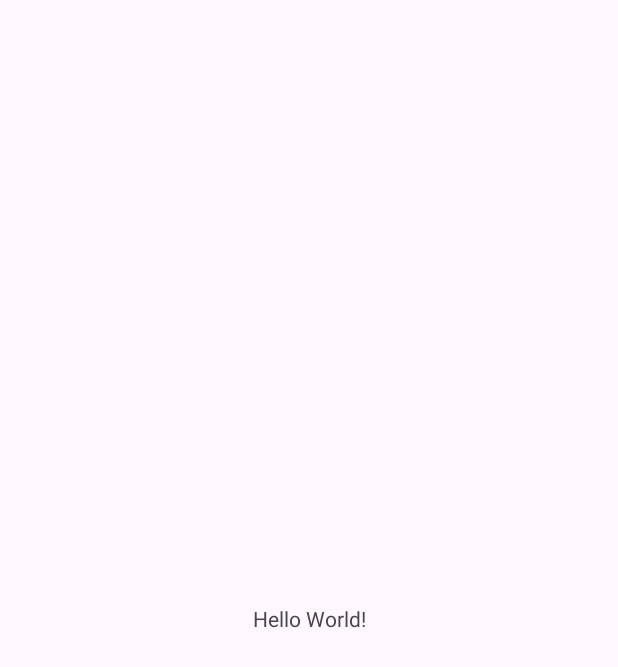
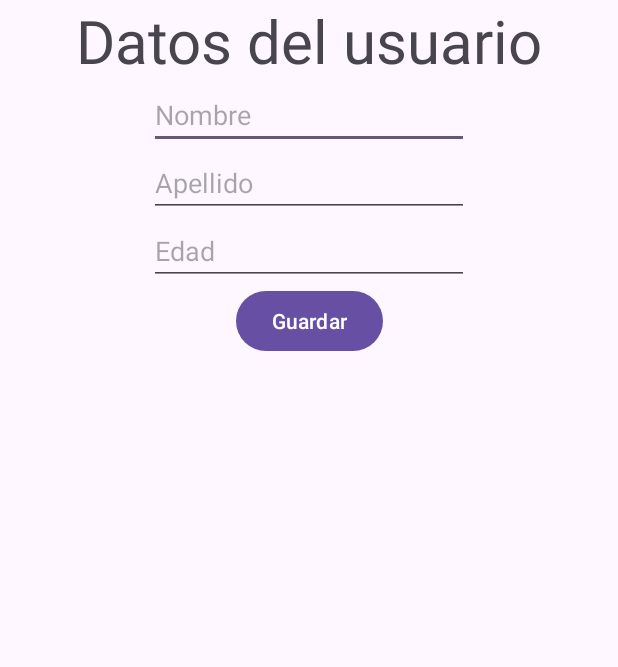
Before and after one commit to soulshiryui2/practica9, an Android app: the screen it shows after launch (MainActivity), on a phone screen of 412 x 824 dp. Before the commit the part shown is almost empty. Shown: the top 667 px of the screen. Run offline under Robolectric (Android 15) with nearby library versions, the phone set to English and light mode, and no system bars; our stand-ins replace Firebase (no records; nobody signed in at launch, a user with empty details on screens opened directly).

Commit message:
ya funciona la conexion del formulario con la bd fB

```diff
--- a/app/src/main/res/layout/activity_main.xml
+++ b/app/src/main/res/layout/activity_main.xml
@@ -7,12 +7,68 @@
     tools:context=".MainActivity">
 
     <TextView
+        android:id="@+id/title_textView"
+        android:layout_width="match_parent"
+        android:layout_height="wrap_content"
+        app:layout_constraintTop_toBottomOf="@+id/save_button"
+        android:text="Datos del usuario"
+        android:textAlignment="center"
+        android:textSize="40sp"
+        app:layout_constraintTop_toTopOf="parent"
+       />
+
+    <EditText
+        android:id="@+id/et_name"
         android:layout_width="wrap_content"
         android:layout_height="wrap_content"
-        android:text="Hello World!"
-        app:layout_constraintBottom_toBottomOf="parent"
-        app:layout_constraintEnd_toEndOf="parent"
-        app:layout_constraintStart_toStartOf="parent"
-        app:layout_constraintTop_toTopOf="parent" />
+        android:ems="10"
+        android:inputType="textPersonName"
+        android:hint="Nombre"
+        app:layout_constraintTop_toBottomOf="@id/title_textView"
+        app:layout_constraintLeft_toLeftOf="parent"
+        app:layout_constraintRight_toRightOf="parent"
+         />
+
+    <EditText
+        android:id="@+id/et_lastname"
+        android:layout_width="wrap_content"
+        android:layout_height="wrap_content"
+        android:ems="10"
+        android:inputType="textPersonName"
+        android:hint="Apellido"
+        app:layout_constraintTop_toBottomOf="@id/et_name"
+        app:layout_constraintLeft_toLeftOf="parent"
+        app:layout_constraintRight_toRightOf="parent"
+         />
+
+    <EditText
+        android:id="@+id/et_age"
+        android:layout_width="wrap_content"
+        android:layout_height="wrap_content"
+        android:ems="10"
+        android:inputType="numberDecimal"
+        android:hint="Edad"
+        app:layout_constraintTop_toBottomOf="@id/et_lastname"
+        app:layout_constraintLeft_toLeftOf="parent"
+        app:layout_constraintRight_toRightOf="parent" />
+
+    <Button
+        android:id="@+id/save_button"
+        android:layout_width="wrap_content"
+        android:layout_height="wrap_content"
+        android:text="Guardar"
+        app:layout_constraintTop_toBottomOf="@id/et_age"
+        app:layout_constraintLeft_toLeftOf="parent"
+        app:layout_constraintRight_toRightOf="parent"
+        />
+
+    <TextView
+        android:id="@+id/list_textview"
+        android:layout_width="match_parent"
+        android:layout_height="wrap_content"
+        app:layout_constraintTop_toBottomOf="@id/save_button"
+        android:textAlignment="center"
+        />
+
 
 </androidx.constraintlayout.widget.ConstraintLayout>
```
Also changed, not shown: app/src/main/java/mx/edu/potros/practica9/MainActivity.kt (+55 -0 lines), app/src/main/java/mx/edu/potros/practica9/User.kt (added, +7 -0 lines).
